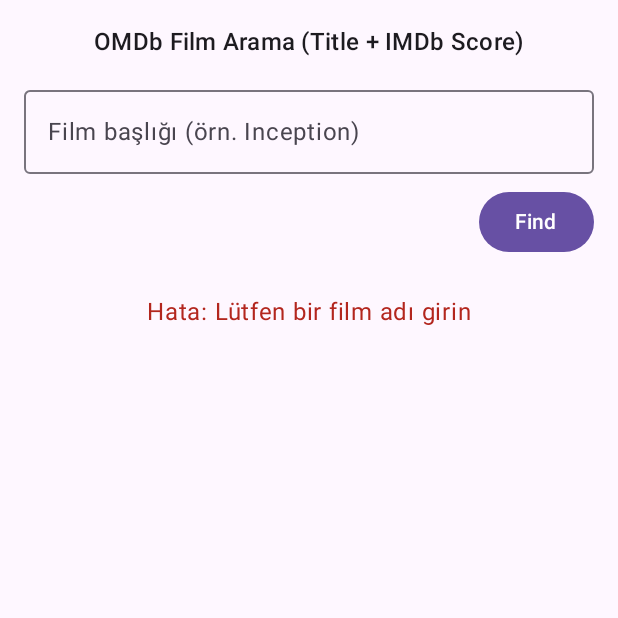
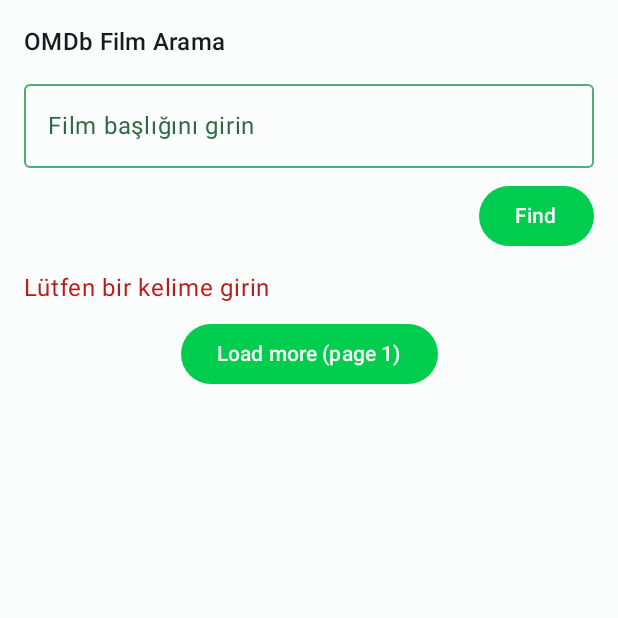
Before and after one commit to mcansensoy/Movie_List, an Android app built with Jetpack Compose: the screen it shows after launch (MainActivity), after a tap on "Find", on a phone screen of 412 x 824 dp, the top half of it. Run offline under Robolectric (Android 15) with nearby library versions, the phone set to English and light mode, and no system bars; our stand-ins replace Dagger/Hilt's generated code; pictures from the network do not load.

Commit message:
Hilt and more search response

```diff
--- a/app/src/main/AndroidManifest.xml
+++ b/app/src/main/AndroidManifest.xml
@@ -4,6 +4,7 @@
     <uses-permission android:name="android.permission.INTERNET" />
 
     <application
+        android:name=".App"
         android:allowBackup="true"
         android:dataExtractionRules="@xml/data_extraction_rules"
         android:fullBackupContent="@xml/backup_rules"
--- /dev/null
+++ b/app/src/main/java/com/example/omdb/App.kt
@@ -0,0 +1,10 @@
+package com.example.omdb
+
+import android.app.Application
+import dagger.hilt.android.HiltAndroidApp
+
+// Hilt'in Application yaşam döngüsünü başlatması için gerekli anotasyon.
+// Projenin AndroidManifest.xml içinde <application android:name=".App" ... /> olarak tanımlı olmalı.
+// (Eğer manifest'te uygulama adı yoksa Hilt tarafından otomatik bulunmayabilir; ekleyin.)
+@HiltAndroidApp
+class App : Application()
--- a/app/src/main/java/com/example/omdb/MainActivity.kt
+++ b/app/src/main/java/com/example/omdb/MainActivity.kt
@@ -3,29 +3,23 @@ package com.example.omdb
 import android.os.Bundle
 import androidx.activity.ComponentActivity
 import androidx.activity.compose.setContent
-import androidx.compose.foundation.layout.*
-import androidx.compose.material3.*
-import androidx.compose.runtime.*
-import androidx.compose.ui.Alignment
+import androidx.compose.foundation.layout.fillMaxSize
+import androidx.compose.material3.MaterialTheme
+import androidx.compose.material3.Surface
 import androidx.compose.ui.Modifier
-import androidx.compose.ui.text.input.TextFieldValue
-import androidx.compose.ui.unit.dp
-import androidx.lifecycle.viewmodel.compose.viewModel
-import androidx.compose.runtime.collectAsState // StateFlow -> Compose state dönüşümü için
-import androidx.compose.runtime.livedata.observeAsState
-import com.example.omdb.ui.MovieUiState
-import com.example.omdb.ui.MovieViewModel
+import dagger.hilt.android.AndroidEntryPoint
+import com.example.omdb.ui.MovieSearchScreen
+import com.example.omdb.ui.theme.OmdbTheme
 
-// Compose ile çok küçük bir arama ekranı:
-// - TextField: film adı
-// - Button: Find
-// - Altında: Title ve imdbRating (başarılıysa)
+// @AndroidEntryPoint: Hilt injection'ı Activity seviyesinde açar.
+// Bu sayede Composable içinde `hiltViewModel()` kullanabiliriz.
+@AndroidEntryPoint
 class MainActivity : ComponentActivity() {
     override fun onCreate(savedInstanceState: Bundle?) {
         super.onCreate(savedInstanceState)
         setContent {
-            MaterialTheme {
-                    Surface(
+            OmdbTheme{
+                Surface(
                     modifier = Modifier.fillMaxSize(),
                     color = MaterialTheme.colorScheme.background
                 ) {
@@ -35,71 +29,3 @@ class MainActivity : ComponentActivity() {
         }
     }
 }
-
-@Composable
-fun MovieSearchScreen(vm: MovieViewModel = viewModel()) {
-    // TextField için Compose tarafında state
-    var query by remember { mutableStateOf(TextFieldValue("")) }
-
-    // ViewModel'in akışını (StateFlow) Compose state'e dönüştürüyoruz.
-    val uiState by vm.uiState.collectAsState()
-
-    Column(
-        modifier = Modifier
-            .fillMaxSize()
-            .padding(16.dp),
-        verticalArrangement = Arrangement.Top,
-        horizontalAlignment = Alignment.CenterHorizontally
-    ) {
-
-        Text("OMDb Film Arama (Title + IMDb Score)",
-            style = MaterialTheme.typography.titleMedium)
-
-        Spacer(Modifier.height(12.dp))
-
-        // ARAMA BAR
-        OutlinedTextField(
-            value = query,
-            onValueChange = { query = it },
-            label = { Text("Film başlığı (örn. Inception)") },
-            singleLine = true,
-            modifier = Modifier.fillMaxWidth()
-        )
-
-        Spacer(Modifier.height(8.dp))
-
-        // FIND BUTONU
-        Button(
-            onClick = { vm.search(query.text) },
-            modifier = Modifier.align(Alignment.End)
-        ) {
-            Text("Find")
-        }
-
-        Spacer(Modifier.height(24.dp))
-
-        // UI DURUMUNA GÖRE GÖSTER
-        when (uiState) {
-            is MovieUiState.Idle -> {
-                Text("Bir film adı girip 'Find' butonuna bas.")
-            }
-            is MovieUiState.Loading -> {
-                CircularProgressIndicator()
-            }
-            is MovieUiState.Error -> {
-                val msg = (uiState as MovieUiState.Error).message
-                Text("Hata: $msg", color = MaterialTheme.colorScheme.error)
-            }
-            is MovieUiState.Success -> {
-                val data = (uiState as MovieUiState.Success).data
-                // Yalnızca "Title" ve "imdbRating" gösteriyoruz (istek buydu).
-                // Null gelebilme ihtimaline karşı "?" ile güvenli gösterim.
-                Text("Title: ${data.title ?: "-"}",
-                    style = MaterialTheme.typography.titleLarge)
-                Spacer(Modifier.height(8.dp))
-                Text("IMDb Rating: ${data.imdbRating ?: "-"}",
-                    style = MaterialTheme.typography.bodyLarge)
-            }
-        }
-    }
-}
--- a/app/src/main/java/com/example/omdb/data/remote/ApiKeyInterceptor.kt
+++ /dev/null
@@ -1,22 +0,0 @@
-package com.example.omdb.data.remote
-
-import okhttp3.Interceptor
-import okhttp3.Response
-//import com.example.omdb.BuildConfig
-
-// Bu interceptor her isteğin URL’ine ?apikey=... ekler.
-// Böylece Retrofit arayüzünde tekrar tekrar @Query("apikey") yazmayız.
-class ApiKeyInterceptor : Interceptor {
-    override fun intercept(chain: Interceptor.Chain): Response {
-        val original = chain.request()
-        val urlWithKey = original.url.newBuilder()
-            .addQueryParameter("apikey", "b215de35") // OMDb için zorunlu parametre.
-            .build()
-
-        val newRequest = original.newBuilder()
-            .url(urlWithKey)
-            .build()
-
-        return chain.proceed(newRequest)
-    }
-}
--- a/app/src/main/java/com/example/omdb/data/remote/NetworkModule.kt
+++ /dev/null
@@ -1,38 +0,0 @@
-package com.example.omdb.data.remote
-
-import com.squareup.moshi.Moshi
-import com.squareup.moshi.kotlin.reflect.KotlinJsonAdapterFactory
-import okhttp3.OkHttpClient
-import okhttp3.logging.HttpLoggingInterceptor
-import retrofit2.Retrofit
-import retrofit2.converter.moshi.MoshiConverterFactory
-
-// Hilt/Koin gibi DI yok; basit tutuyoruz. Öğrenme aşamasında yeterli.
-object NetworkModule {
-
-    private const val BASE_URL = "https://www.omdbapi.com/"
-
-    private val moshi: Moshi = Moshi.Builder()
-        // Kotlin data class desteği (reflection yolu ile)
-        .add(KotlinJsonAdapterFactory())
-        .build()
-
-    private val logging = HttpLoggingInterceptor().apply {
-        // DEBUG aşamasında gövde loglayalım
-        level = HttpLoggingInterceptor.Level.BODY
-    }
-
-    // OkHttp 5.1.0 – standart builder API (interceptor + logging)  :contentReference[oaicite:17]{index=17}
-    private val okHttpClient: OkHttpClient = OkHttpClient.Builder()
-        .addInterceptor(ApiKeyInterceptor())
-        .addInterceptor(logging)
-        .build()
-
-    val retrofit: Retrofit = Retrofit.Builder()
-        .baseUrl(BASE_URL)
-        .client(okHttpClient)
-        .addConverterFactory(MoshiConverterFactory.create(moshi)) // Retrofit 3 + Moshi  :contentReference[oaicite:18]{index=18}
-        .build()
-
-    val omdbApi: OmdbApi = retrofit.create(OmdbApi::class.java)
-}
--- /dev/null
+++ b/app/src/main/java/com/example/omdb/di/NetworkModule.kt
@@ -0,0 +1,64 @@
+package com.example.omdb.di
+
+import com.example.omdb.api.OmdbApiService
+import com.example.omdb.BuildConfig
+import dagger.Module
+import dagger.Provides
+import dagger.hilt.InstallIn
+import dagger.hilt.components.SingletonComponent
+import okhttp3.HttpUrl
+import okhttp3.Interceptor
+import okhttp3.OkHttpClient
+import okhttp3.logging.HttpLoggingInterceptor
+import retrofit2.Retrofit
+import retrofit2.converter.gson.GsonConverterFactory
+import javax.inject.Singleton
+import java.util.concurrent.TimeUnit
+
+@Module
+@InstallIn(SingletonComponent::class) // application scope
+object NetworkModule {
+
+    private const val BASE_URL = "https://www.omdbapi.com/"
+
+    // ApiKey interceptor: her isteğe ?apikey=... ekler
+    @Provides
+    fun provideApiKeyInterceptor(): Interceptor = Interceptor { chain ->
+        val original = chain.request()
+        val originalUrl: HttpUrl = original.url
+        val url = originalUrl.newBuilder()
+            .addQueryParameter("apikey", BuildConfig.OMDB_API_KEY) // BuildConfig içinden alıyoruz
+            .build()
+        val request = original.newBuilder().url(url).build()
+        chain.proceed(request)
+    }
+
+    @Provides
+    @Singleton
+    fun provideOkHttpClient(apiKeyInterceptor: Interceptor): OkHttpClient {
+        val logging = HttpLoggingInterceptor().apply {
+            level = HttpLoggingInterceptor.Level.BODY
+        }
+        return OkHttpClient.Builder()
+            .addInterceptor(apiKeyInterceptor)
+            .addInterceptor(logging)
+            .connectTimeout(30, TimeUnit.SECONDS)
+            .readTimeout(30, TimeUnit.SECONDS)
+            .build()
+    }
+
+    @Provides
+    @Singleton
+    fun provideRetrofit(client: OkHttpClient): Retrofit {
+        return Retrofit.Builder()
+            .baseUrl(BASE_URL)
+            .client(client)
+            .addConverterFactory(GsonConverterFactory.create())
+            .build()
+    }
+
+    @Provides
+    @Singleton
+    fun provideOmdbApi(retrofit: Retrofit): OmdbApiService =
+        retrofit.create(OmdbApiService::class.java)
+}
--- /dev/null
+++ b/app/src/main/java/com/example/omdb/repository/MovieRepository.kt
@@ -0,0 +1,17 @@
+package com.example.omdb.repository
+
+import com.example.omdb.api.OmdbApiService
+import com.example.omdb.model.SearchResponse
+import javax.inject.Inject
+import javax.inject.Singleton
+
+// Basit repository: API çağrılarını barındırır.
+// İleride caching (Room) eklemek istersen repository burada DB ile network'ü koordine eder.
+@Singleton
+class MovieRepository @Inject constructor(
+    private val api: OmdbApiService
+) {
+    // Sadece network çağrısı yapıp SearchResponse döndürüyoruz.
+    suspend fun searchMovies(query: String, page: Int = 1): SearchResponse =
+        api.searchMovies(query, page)
+}
--- /dev/null
+++ b/app/src/main/java/com/example/omdb/ui/MovieSearchScreen.kt
@@ -0,0 +1,115 @@
+package com.example.omdb.ui
+
+import androidx.compose.foundation.Image
+import androidx.compose.foundation.layout.*
+import androidx.compose.foundation.lazy.LazyColumn
+import androidx.compose.foundation.lazy.items
+import androidx.compose.material3.*
+import androidx.compose.material3.HorizontalDivider
+import androidx.compose.runtime.*
+import androidx.compose.ui.Alignment
+import androidx.compose.ui.Modifier
+import androidx.compose.ui.text.font.FontWeight
+import androidx.compose.ui.unit.dp
+import androidx.hilt.navigation.compose.hiltViewModel
+import coil.compose.AsyncImage
+import com.example.omdb.model.MovieItem
+
+@Composable
+fun MovieSearchScreen(vm: MovieViewModel = hiltViewModel()) {
+    // Local UI states
+    var query by remember { mutableStateOf("") }
+    var page by remember { mutableStateOf(1) }
+
+    // ViewModel state'lerini Compose'a bağla
+    val movies by vm.movies.collectAsState()
+    val isLoading by vm.isLoading.collectAsState()
+    val error by vm.error.collectAsState()
+
+    Column(modifier = Modifier
+        .fillMaxSize()
+        .padding(16.dp)
+    ) {
+        Text("OMDb Film Arama", style = MaterialTheme.typography.titleMedium)
+
+        Spacer(Modifier.height(8.dp))
+
+        OutlinedTextField(
+            value = query,
+            onValueChange = { query = it },
+            label = { Text("Film başlığını girin") },
+            modifier = Modifier.fillMaxWidth()
+        )
+
+        Spacer(Modifier.height(8.dp))
+
+        Row(modifier = Modifier.fillMaxWidth(), horizontalArrangement = Arrangement.End) {
+            Button(onClick = {
+                page = 1 // yeni arama -> page 1
+                vm.search(query, page)
+            }) {
+                Text("Find")
+            }
+        }
+
+        Spacer(Modifier.height(12.dp))
+
+        if (isLoading) {
+            CircularProgressIndicator(modifier = Modifier.align(Alignment.CenterHorizontally))
+        }
+
+        error?.let {
+            Text(text = it, color = MaterialTheme.colorScheme.error)
+        }
+
+        // Liste
+        LazyColumn(modifier = Modifier.fillMaxSize()) {
+            items(movies) { movie: MovieItem ->
+                MovieRow(movie)
+                HorizontalDivider(Modifier, DividerDefaults.Thickness, DividerDefaults.color)
+            }
+
+            // Son olarak "Load more" butonu göstermek istersen:
+            item {
+                Spacer(Modifier.height(8.dp))
+                Row(modifier = Modifier.fillMaxWidth(), horizontalArrangement = Arrangement.Center) {
+                    Button(onClick = {
+                        page += 1
+                        vm.search(query, page) // sayfa arttır -> yeni sonuçları getirir (OMDb sayfa başına 10)
+                    }) {
+                        Text("Load more (page $page)")
+                    }
+                }
+                Spacer(Modifier.height(8.dp))
+            }
+        }
+    }
+}
+
+@Composable
+fun MovieRow(movie: MovieItem) {
+    Column(modifier = Modifier
+        .fillMaxWidth()
+        .padding(8.dp)
+    ) {
+        Text(text = movie.title, fontWeight = FontWeight.Bold)
+        Text(text = "Year: ${movie.year}")
+
+        Spacer(Modifier.height(8.dp))
+
+        // Poster göster (Coil AsyncImage)
+        if (movie.poster != "N/A") {
+            AsyncImage(
+                model = movie.poster,
+                contentDescription = "Poster of ${movie.title}",
+                modifier = Modifier
+                    .fillMaxWidth()
+                    .height(200.dp)
+            )
+        } else {
+            Text(text = "No poster available")
+        }
+
+        Spacer(Modifier.height(8.dp))
+    }
+}
--- a/app/src/main/java/com/example/omdb/ui/MovieViewModel.kt
+++ b/app/src/main/java/com/example/omdb/ui/MovieViewModel.kt
@@ -2,41 +2,54 @@ package com.example.omdb.ui
 
 import androidx.lifecycle.ViewModel
 import androidx.lifecycle.viewModelScope
-import com.example.omdb.data.remote.model.OmdbMovieResponse
-import com.example.omdb.data.repository.MovieRepository
+import com.example.omdb.model.MovieItem
+import com.example.omdb.repository.MovieRepository
+import dagger.hilt.android.lifecycle.HiltViewModel
 import kotlinx.coroutines.flow.MutableStateFlow
 import kotlinx.coroutines.flow.StateFlow
 import kotlinx.coroutines.launch
+import javax.inject.Inject
 
-// UI'nin kullanacağı sade durum modeli:
-sealed class MovieUiState {
-    data object Idle : MovieUiState()                // ilk ekran
-    data object Loading : MovieUiState()             // arama sırasında
-    data class Success(val data: OmdbMovieResponse) : MovieUiState()
-    data class Error(val message: String) : MovieUiState()
-}
+// HiltViewModel: Hilt ViewModel lifecyle desteği sağlar
+@HiltViewModel
+class MovieViewModel @Inject constructor(
+    private val repository: MovieRepository
+) : ViewModel() {
 
-class MovieViewModel : ViewModel() {
+    // UI ile kolay bağlantı için StateFlow kullanıyorum
+    private val _movies = MutableStateFlow<List<MovieItem>>(emptyList())
+    val movies: StateFlow<List<MovieItem>> = _movies
 
-    private val repo = MovieRepository()
+    private val _isLoading = MutableStateFlow(false)
+    val isLoading: StateFlow<Boolean> = _isLoading
 
-    private val _uiState = MutableStateFlow<MovieUiState>(MovieUiState.Idle)
-    val uiState: StateFlow<MovieUiState> = _uiState
+    private val _error = MutableStateFlow<String?>(null)
+    val error: StateFlow<String?> = _error
 
-    fun search(title: String) {
-        if (title.isBlank()) {
-            _uiState.value = MovieUiState.Error("Lütfen bir film adı girin")
+    // Arama fonksiyonu
+    fun search(query: String, page: Int = 1) {
+        if (query.isBlank()) {
+            _error.value = "Lütfen bir kelime girin"
             return
         }
-        _uiState.value = MovieUiState.Loading
+        _isLoading.value = true
+        _error.value = null
 
-        // viewModelScope: lifecycle'a bağlı coroutine scope  :contentReference[oaicite:19]{index=19}
         viewModelScope.launch {
-            val result = repo.getMovieByTitle(title.trim())
-            _uiState.value = result.fold(
-                onSuccess = { MovieUiState.Success(it) },
-                onFailure = { MovieUiState.Error(it.message ?: "Bilinmeyen hata") }
-            )
+            try {
+                val resp = repository.searchMovies(query.trim(), page)
+                if (resp.response.equals("True", ignoreCase = true) && resp.search != null) {
+                    _movies.value = resp.search
+                } else {
+                    _movies.value = emptyList()
+                    _error.value = resp.error ?: "No results"
+                }
+            } catch (t: Throwable) {
+                _movies.value = emptyList()
+                _error.value = t.message ?: "Network error"
+            } finally {
+                _isLoading.value = false
+            }
         }
     }
 }
--- a/app/src/main/java/com/example/omdb/ui/theme/Color.kt
+++ b/app/src/main/java/com/example/omdb/ui/theme/Color.kt
@@ -2,10 +2,42 @@ package com.example.omdb.ui.theme
 
 import androidx.compose.ui.graphics.Color
 
-val Purple80 = Color(0xFFD0BCFF)
-val PurpleGrey80 = Color(0xFFCCC2DC)
-val Pink80 = Color(0xFFEFB8C8)
+val Green10 = Color(0xff003314)
+val Green20 = Color(0xff006627)
+val Green30 = Color(0xff00993b)
+val Green40 = Color(0xff00cc4e)
+val Green80 = Color(0xff99ffc0)
+val Green90 = Color(0xffccffe0)
 
-val Purple40 = Color(0xFF6650a4)
-val PurpleGrey40 = Color(0xFF625b71)
-val Pink40 = Color(0xFF7D5260)
+val DarkGreen10 = Color(0xff0d260d)
+val DarkGreen20 = Color(0xff194d19)
+val DarkGreen30 = Color(0xff267326)
+val DarkGreen40 = Color(0xff339933)
+val DarkGreen80 = Color(0xffb3e6b3)
+val DarkGreen90 = Color(0xffd9f2d9)
+
+val Violet10 = Color(0xff330033)
+val Violet20 = Color(0xff660066)
+val Violet30 = Color(0xff990099)
+val Violet40 = Color(0xffcc00cc)
+val Violet80 = Color(0xffff99ff)
+val Violet90 = Color(0xffffccff)
+
+val Red10 = Color(0xFF410001)
+val Red20 = Color(0xFF680003)
+val Red30 = Color(0xFF930006)
+val Red40 = Color(0xFFBA1B1B)
+val Red80 = Color(0xFFFFB4A9)
+val Red90 = Color(0xFFFFDAD4)
+
+val Grey10 = Color(0xFF191C1D)
+val Grey20 = Color(0xFF2D3132)
+val Grey90 = Color(0xFFE0E3E3)
+val Grey95 = Color(0xFFEFF1F1)
+val Grey99 = Color(0xFFFBFDFD)
+
+val GreenGrey30 = Color(0xFF316847)
+val GreenGrey50 = Color(0xFF52ad76)
+val GreenGrey60 = Color(0xFF74be92)
+val GreenGrey80 = Color(0xFFbadec8)
+val GreenGrey90 = Color(0xFFdcefe4)
--- a/app/src/main/java/com/example/omdb/ui/theme/Theme.kt
+++ b/app/src/main/java/com/example/omdb/ui/theme/Theme.kt
@@ -9,18 +9,65 @@ import androidx.compose.material3.dynamicDarkColorScheme
 import androidx.compose.material3.dynamicLightColorScheme
 import androidx.compose.material3.lightColorScheme
 import androidx.compose.runtime.Composable
+import androidx.compose.ui.graphics.Color
 import androidx.compose.ui.platform.LocalContext
 
 private val DarkColorScheme = darkColorScheme(
-    primary = Purple80,
-    secondary = PurpleGrey80,
-    tertiary = Pink80
+    primary = Green80,
+    onPrimary = Green20,
+    primaryContainer = Green30,
+    onPrimaryContainer = Green90,
+    inversePrimary = Green40,
+    secondary = DarkGreen80,
+    onSecondary = DarkGreen20,
+    secondaryContainer = DarkGreen30,
+    onSecondaryContainer = DarkGreen90,
+    tertiary = Violet80,
+    onTertiary = Violet20,
+    tertiaryContainer = Violet30,
+    onTertiaryContainer = Violet90,
+    error = Red80,
+    onError = Red20,
+    errorContainer = Red30,
+    onErrorContainer = Red90,
+    background = Grey10,
+    onBackground = Grey90,
+    surface = GreenGrey30,
+    onSurface = GreenGrey80,
+    inverseSurface = Grey90,
+    inverseOnSurface = Grey10,
+    surfaceVariant = GreenGrey30,
+    onSurfaceVariant = GreenGrey80,
+    outline = GreenGrey80
 )
 
 private val LightColorScheme = lightColorScheme(
-    primary = Purple40,
-    secondary = PurpleGrey40,
-    tertiary = Pink40
+    primary = Green40,
+    onPrimary = Color.White,
+    primaryContainer = Green90,
+    onPrimaryContainer = Green10,
+    inversePrimary = Green80,
+    secondary = DarkGreen40,
+    onSecondary = Color.White,
+    secondaryContainer = DarkGreen90,
+    onSecondaryContainer = DarkGreen10,
+    tertiary = Violet40,
+    onTertiary = Color.White,
+    tertiaryContainer = Violet90,
+    onTertiaryContainer = Violet10,
+    error = Red40,
+    onError = Color.White,
+    errorContainer = Red90,
+    onErrorContainer = Red10,
+    background = Grey99,
+    onBackground = Grey10,
+    surface = GreenGrey90,
+    onSurface = GreenGrey30,
+    inverseSurface = Grey20,
+    inverseOnSurface = Grey95,
+    surfaceVariant = GreenGrey90,
+    onSurfaceVariant = GreenGrey30,
+    outline = GreenGrey50
 
     /* Other default colors to override
     background = Color(0xFFFFFBFE),
@@ -37,7 +84,7 @@ private val LightColorScheme = lightColorScheme(
 fun OmdbTheme(
     darkTheme: Boolean = isSystemInDarkTheme(),
     // Dynamic color is available on Android 12+
-    dynamicColor: Boolean = true,
+    dynamicColor: Boolean = false,
     content: @Composable () -> Unit
 ) {
     val colorScheme = when {
```
Also changed, not shown: app/build.gradle.kts (+16 -2 lines), app/src/main/java/com/example/omdb/api/OmdbApiService.kt (added, +14 -0 lines), app/src/main/java/com/example/omdb/data/remote/OmdbApi.kt (deleted, +0 -17 lines), app/src/main/java/com/example/omdb/data/remote/model/OmdbMovieResponse.kt (deleted, +0 -12 lines), app/src/main/java/com/example/omdb/data/remote/model/ResponseModels.kt (deleted, +0 -19 lines), app/src/main/java/com/example/omdb/data/repository/MovieRepository.kt (deleted, +0 -23 lines), app/src/main/java/com/example/omdb/model/MovieItem.kt (added, +11 -0 lines), app/src/main/java/com/example/omdb/model/SearchResponse.kt (added, +10 -0 lines), build.gradle.kts (+13 -0 lines).
